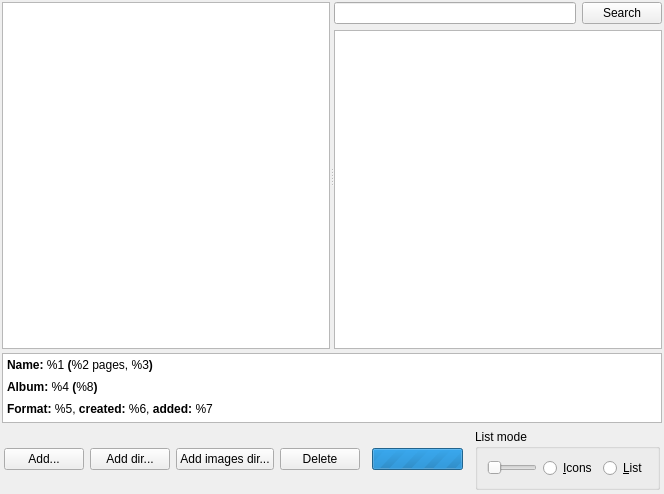
The window that zsearchtab.ui (kernel1024/qmanga) describes before a commit, drawn with Qt 5.
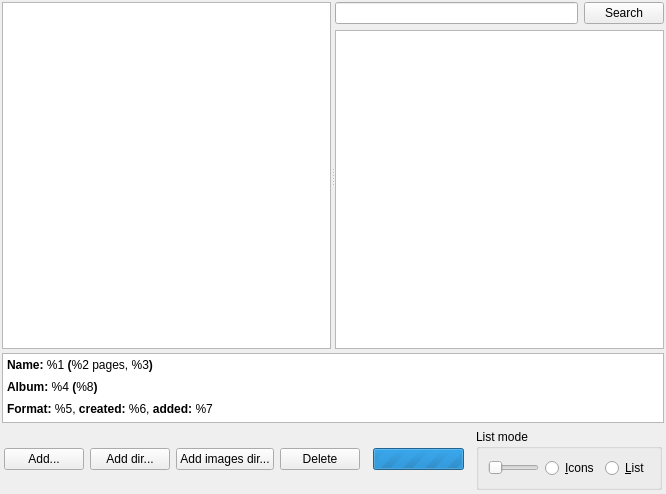
The same window after the commit. Custom widgets are drawn as their Qt base class.

Commit message: Stacked manga list in search tab for icon and table view, custom header view removed. Sorting manga with standard proxy models.

The edit to the form file:
```diff
--- a/zsearchtab.ui
+++ b/zsearchtab.ui
@@ -6,7 +6,7 @@
    <rect>
     <x>0</x>
     <y>0</y>
-    <width>664</width>
+    <width>666</width>
     <height>494</height>
    </rect>
   </property>
@@ -55,6 +55,28 @@
         </layout>
        </item>
        <item>
+        <widget class="QStackedWidget" name="srcStack">
+         <property name="currentIndex">
+          <number>1</number>
+         </property>
+         <widget class="QWidget" name="page">
+          <layout class="QVBoxLayout" name="verticalLayout_2">
+           <property name="spacing">
+            <number>2</number>
+           </property>
+           <property name="leftMargin">
+            <number>0</number>
+           </property>
+           <property name="topMargin">
+            <number>0</number>
+           </property>
+           <property name="rightMargin">
+            <number>0</number>
+           </property>
+           <property name="bottomMargin">
+            <number>0</number>
+           </property>
+           <item>
         <widget class="ZMangaListView" name="srcList">
          <property name="dragDropMode">
           <enum>QAbstractItemView::NoDragDrop</enum>
@@ -81,6 +103,54 @@
        </item>
       </layout>
      </widget>
+         <widget class="QWidget" name="page_2">
+          <layout class="QVBoxLayout" name="verticalLayout_4">
+           <property name="spacing">
+            <number>2</number>
+           </property>
+           <property name="leftMargin">
+            <number>0</number>
+           </property>
+           <property name="topMargin">
+            <number>0</number>
+           </property>
+           <property name="rightMargin">
+            <number>0</number>
+           </property>
+           <property name="bottomMargin">
+            <number>0</number>
+           </property>
+           <item>
+            <widget class="QTableView" name="srcTable">
+             <property name="dragDropMode">
+              <enum>QAbstractItemView::NoDragDrop</enum>
+             </property>
+             <property name="selectionMode">
+              <enum>QAbstractItemView::ExtendedSelection</enum>
+             </property>
+             <property name="selectionBehavior">
+              <enum>QAbstractItemView::SelectRows</enum>
+             </property>
+             <property name="showGrid">
+              <bool>false</bool>
+             </property>
+             <property name="sortingEnabled">
+              <bool>true</bool>
+             </property>
+             <property name="wordWrap">
+              <bool>false</bool>
+             </property>
+             <property name="cornerButtonEnabled">
+              <bool>false</bool>
+             </property>
+            </widget>
+           </item>
+          </layout>
+         </widget>
+        </widget>
+       </item>
+      </layout>
+     </widget>
     </widget>
    </item>
    <item>
```
Left out of the diff: 1 changed line with no effect on the pictures. Lines whose indentation alone changed are shown as unchanged. The commit also changes 6 other files.
